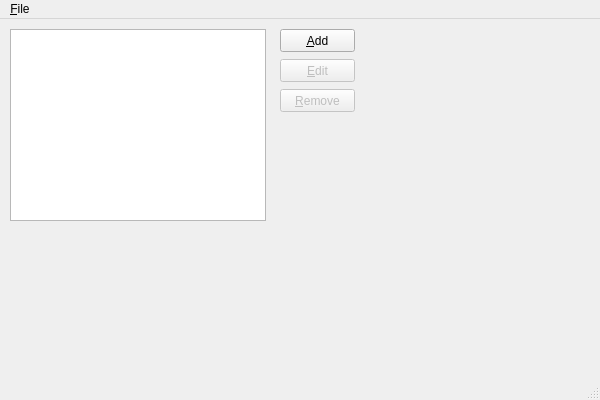
Old version of the form source/mainwindow.ui in the repository martin-kudlicka/ram-disk.
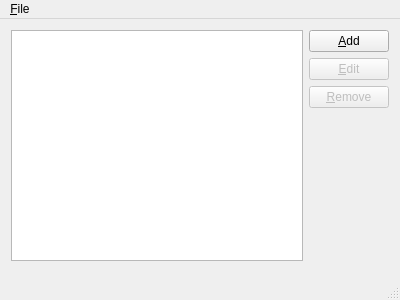
New version of the form. Custom widgets are drawn as their Qt base class.

```diff
--- a/source/mainwindow.ui
+++ b/source/mainwindow.ui
@@ -6,23 +6,19 @@
    <rect>
     <x>0</x>
     <y>0</y>
-    <width>600</width>
-    <height>400</height>
+    <width>400</width>
+    <height>300</height>
    </rect>
   </property>
   <property name="windowTitle">
    <string>MainWindow</string>
   </property>
   <widget class="QWidget" name="centralWidget">
+   <layout class="QVBoxLayout" name="verticalLayout_2">
+    <item>
+     <layout class="QHBoxLayout" name="horizontalLayout">
+      <item>
    <widget class="QTreeView" name="disks">
-    <property name="geometry">
-     <rect>
-      <x>10</x>
-      <y>10</y>
-      <width>256</width>
-      <height>192</height>
-     </rect>
-    </property>
     <property name="rootIsDecorated">
      <bool>false</bool>
     </property>
@@ -30,58 +26,64 @@
      <bool>false</bool>
     </property>
    </widget>
+      </item>
+      <item>
+       <layout class="QVBoxLayout" name="verticalLayout">
+        <item>
    <widget class="QPushButton" name="addRamDisk">
-    <property name="geometry">
-     <rect>
-      <x>280</x>
-      <y>10</y>
-      <width>75</width>
-      <height>23</height>
-     </rect>
-    </property>
     <property name="text">
      <string>&amp;Add</string>
     </property>
    </widget>
-   <widget class="QPushButton" name="removeRamDisk">
-    <property name="enabled">
-     <bool>false</bool>
-    </property>
-    <property name="geometry">
-     <rect>
-      <x>280</x>
-      <y>70</y>
-      <width>75</width>
-      <height>23</height>
-     </rect>
-    </property>
-    <property name="text">
-     <string>&amp;Remove</string>
-    </property>
-   </widget>
+        </item>
+        <item>
    <widget class="QPushButton" name="editRamDisk">
     <property name="enabled">
      <bool>false</bool>
     </property>
-    <property name="geometry">
-     <rect>
-      <x>280</x>
-      <y>40</y>
-      <width>75</width>
-      <height>23</height>
-     </rect>
-    </property>
     <property name="text">
      <string>&amp;Edit</string>
     </property>
    </widget>
+        </item>
+        <item>
+         <widget class="QPushButton" name="removeRamDisk">
+          <property name="enabled">
+           <bool>false</bool>
+          </property>
+          <property name="text">
+           <string>&amp;Remove</string>
+          </property>
+         </widget>
+        </item>
+        <item>
+         <spacer name="verticalSpacer">
+          <property name="orientation">
+           <enum>Qt::Vertical</enum>
+          </property>
+          <property name="sizeHint" stdset="0">
+           <size>
+            <width>20</width>
+            <height>40</height>
+           </size>
+          </property>
+         </spacer>
+        </item>
+       </layout>
+      </item>
+     </layout>
+    </item>
+    <item>
+     <widget class="MMessageLogView" name="widget" native="true"/>
+    </item>
+   </layout>
   </widget>
   <widget class="QMenuBar" name="menuBar">
    <property name="geometry">
     <rect>
      <x>0</x>
      <y>0</y>
-     <width>600</width>
+     <width>400</width>
      <height>21</height>
     </rect>
    </property>
@@ -111,6 +113,14 @@
   </action>
  </widget>
  <layoutdefault spacing="6" margin="11"/>
+ <customwidgets>
+  <customwidget>
+   <class>MMessageLogView</class>
+   <extends>QWidget</extends>
+   <header location="global">MkWidgets/MMessageLogView</header>
+   <container>1</container>
+  </customwidget>
+ </customwidgets>
  <resources>
   <include location="mainwindow.qrc"/>
  </resources>
```
Lines whose indentation alone changed are shown as unchanged.
